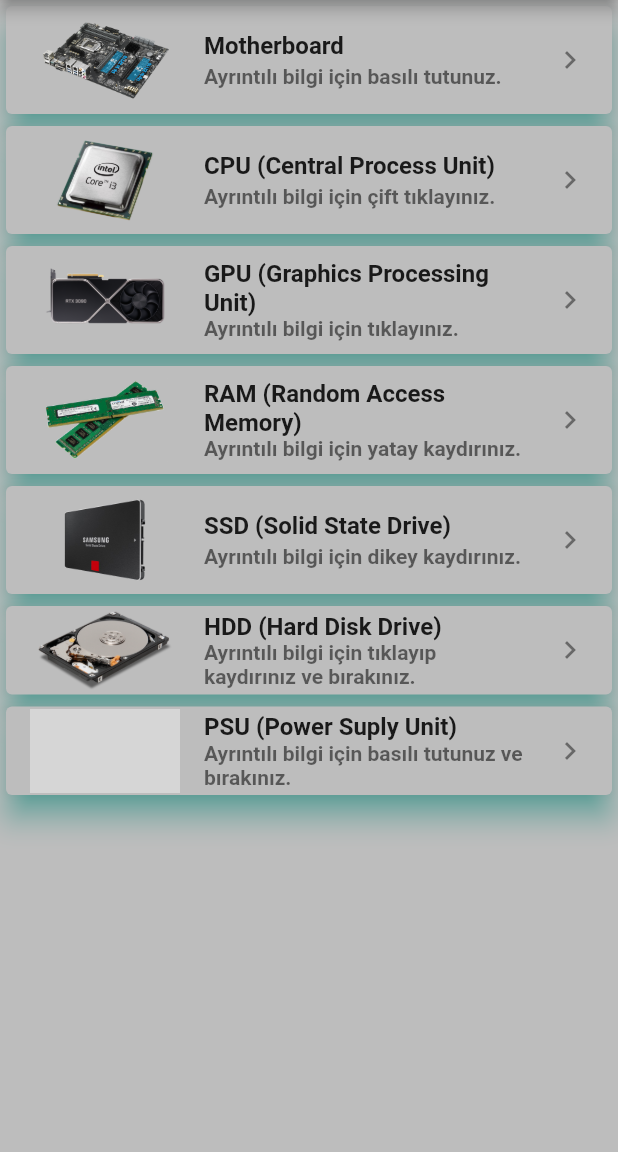
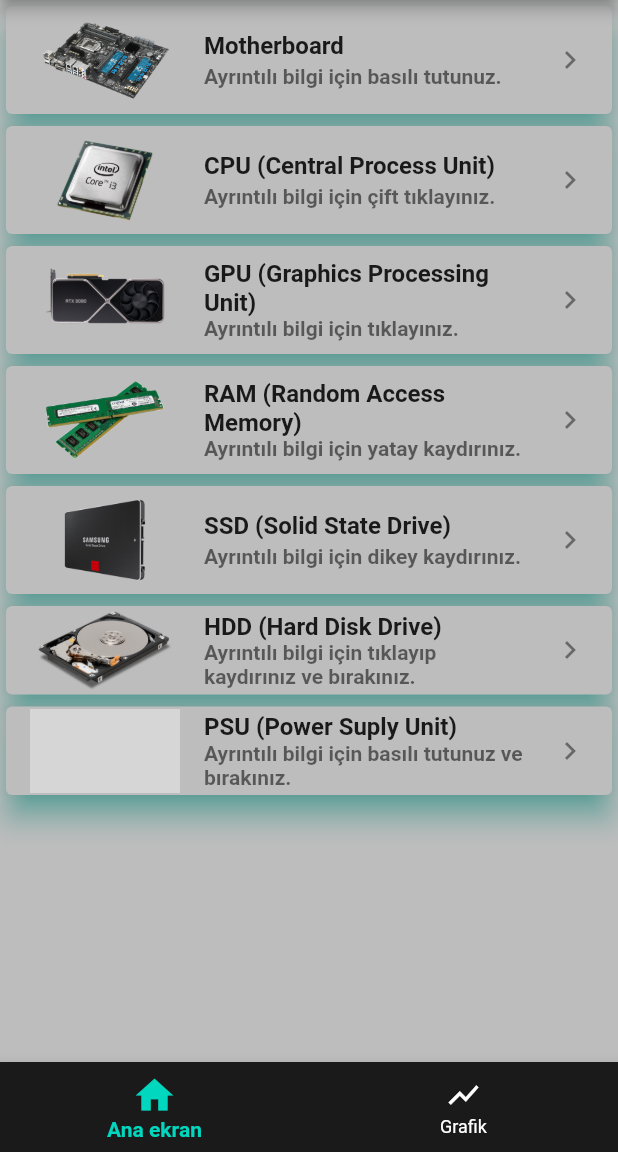
Before and after one commit to lMonshor/3311456_203311051, a Flutter app: the SelectPage screen opened directly, after a tap on the "home" icon, on a phone screen of 412 x 824 dp, the part 84-1236 px from its top. Run offline on Flutter 3.47's test engine with Material 2 defaults, Android fonts, the light colour scheme and no system bars; our stand-ins replace cloud_firestore, email_validator, firebase_auth, firebase_core, google_fonts, lottie and 3 more; accounts and stored records are empty; network calls fail; grey boxes are pictures that could not be loaded.

```diff
--- a/lib/pages/main_screen.dart
+++ b/lib/pages/main_screen.dart
@@ -1,7 +1,11 @@
 import 'package:flutter/material.dart';
+import 'package:lmonshor_tech_tips/pages/graph_page.dart';
 import 'package:lmonshor_tech_tips/pages/settings_page.dart';
 import 'package:lmonshor_tech_tips/widgets/drawer_main.dart';
 import 'package:lmonshor_tech_tips/widgets/main_listview.dart';
+
+const List<Widget> _pages = <Widget>[ListViewMain(), GraphPage(title: 'AMD')];
+int _selectedIndex = 0;
 
 class MainScreen extends StatefulWidget {
   const MainScreen({Key? key}) : super(key: key);
@@ -11,6 +15,12 @@ class MainScreen extends StatefulWidget {
 }
 
 class _MainScreenState extends State<MainScreen> {
+  void _onItemTapped(int index) {
+    setState(() {
+      _selectedIndex = index;
+    });
+  }
+
   @override
   Widget build(BuildContext context) {
     return MaterialApp(
@@ -18,6 +28,30 @@ class _MainScreenState extends State<MainScreen> {
         theme: light ? lightTheme : darkTheme,
         darkTheme: darkTheme,
         home: Scaffold(
+          bottomNavigationBar: BottomNavigationBar(
+            unselectedItemColor: Colors.white,
+            unselectedIconTheme: const IconThemeData(
+              color: Colors.white,
+            ),
+            selectedLabelStyle: const TextStyle(fontWeight: FontWeight.bold),
+            selectedItemColor: const Color.fromARGB(255, 1, 215, 191),
+            selectedIconTheme: const IconThemeData(
+                color: Color.fromARGB(255, 1, 215, 191), size: 30),
+            currentIndex: _selectedIndex,
+            onTap: _onItemTapped,
+            items: const <BottomNavigationBarItem>[
+              BottomNavigationBarItem(
+                icon: Icon(Icons.home),
+                label: 'Ana ekran',
+              ),
+              BottomNavigationBarItem(
+                icon: Icon(
+                  Icons.show_chart,
+                ),
+                label: 'Grafik',
+              ),
+            ],
+          ),
           appBar: AppBar(
             shadowColor: Colors.black,
             centerTitle: true,
@@ -34,7 +68,9 @@ class _MainScreenState extends State<MainScreen> {
                   icon: const Icon(Icons.settings))
             ],
           ),
-          body: const ListViewMain(),
+          body: Center(
+            child: _pages.elementAt(_selectedIndex), //New
+          ),
           drawer: const DrawerMain(),
         ));
   }
```
Also changed, not shown: lib/pages/graph_page.dart (renamed from lib/grap.dart, +9 -14 lines), lib/pages/settings_page.dart (+11 -3 lines).
